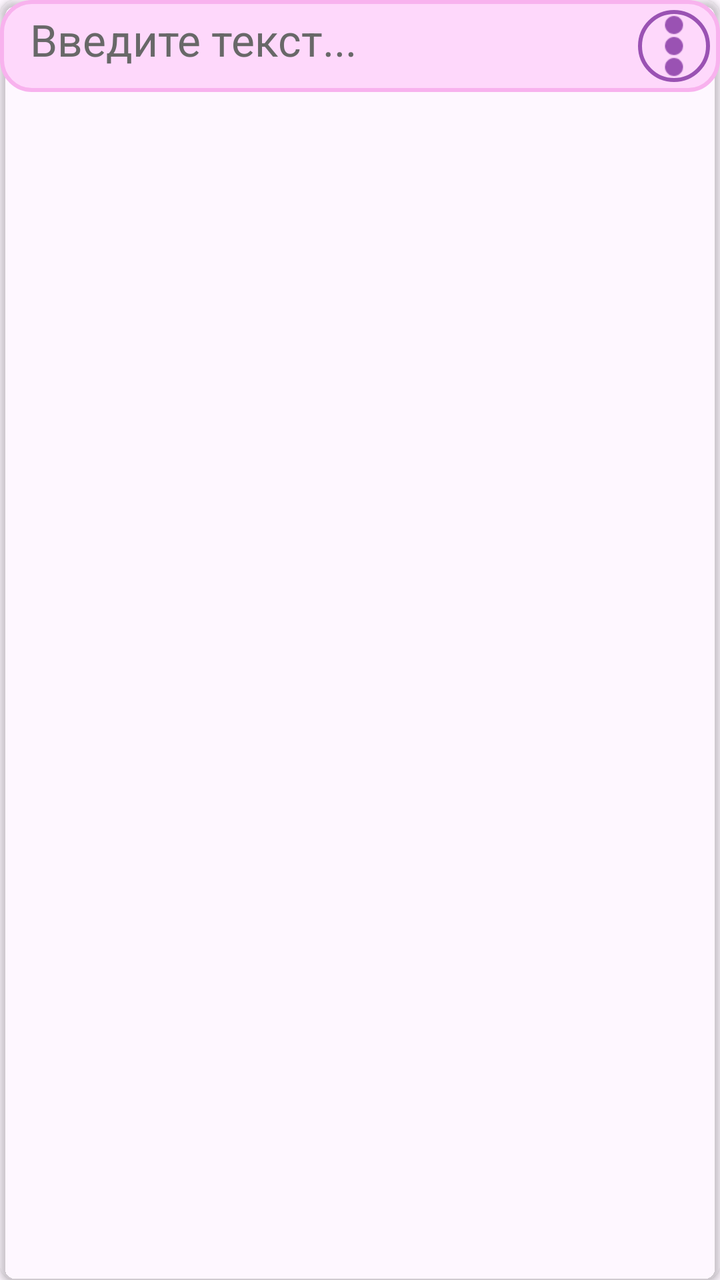
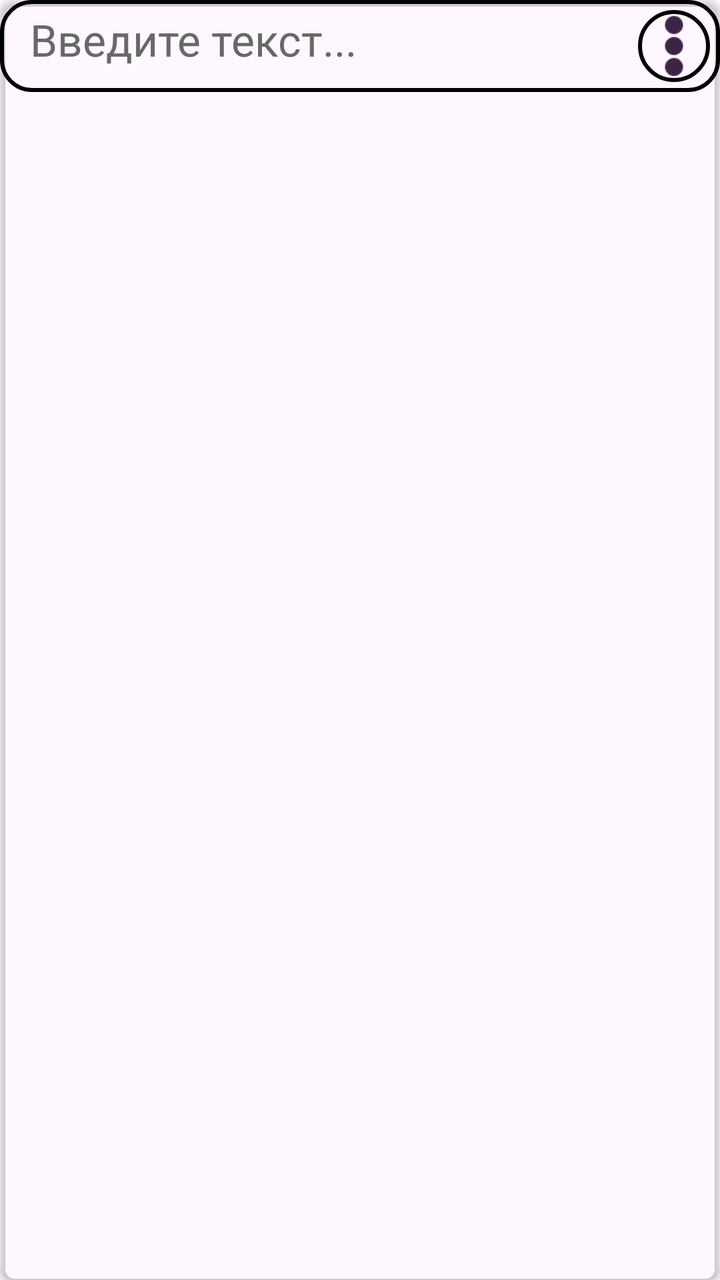

Before-and-after screenshots of an Android layout around one commit, followed by the original layout XML and the change that was made.
<!-- AndroidManifest.xml: application theme Theme.CharaDesk -->
<!-- res/layout/note_single_multy.xml -->
<?xml version="1.0" encoding="utf-8"?>
<androidx.cardview.widget.CardView xmlns:android="http://schemas.android.com/apk/res/android"
    xmlns:app="http://schemas.android.com/apk/res-auto"
    android:layout_width="match_parent"
    android:layout_height="wrap_content"
    android:layout_margin="4dp"
    app:cardCornerRadius="8dp"
    app:cardElevation="2dp"
    android:backgroundTint="@color/transparent">
    <LinearLayout
        android:layout_width="match_parent"
        android:layout_height="wrap_content"
        android:orientation="vertical">
        <include layout="@layout/note_menu" />
        <LinearLayout
            android:layout_width="match_parent"
            android:layout_height="wrap_content"
            android:background="@drawable/rounded_text_sub"
            android:orientation="vertical">
            <LinearLayout
                android:id="@+id/message"
                android:layout_width="match_parent"
                android:layout_height="wrap_content"
                android:orientation="horizontal">
                <EditText
                    android:id="@+id/note_text"
                    android:layout_weight="1"
                    android:layout_width="match_parent"
                    android:layout_height="wrap_content"
                    android:hint="@string/text_hint"
                    android:textColorHint="@color/black_hint"
                    android:textColor="@color/black_title"
                    android:inputType="textMultiLine"
                    android:ellipsize="end"
                    android:textSize="@dimen/NoteText"
                    android:backgroundTint="@color/transparent"
                    android:paddingTop="@dimen/paddingL"
                    android:paddingBottom="@dimen/paddingL"
                    android:paddingRight="@dimen/paddingB"
                    android:paddingLeft="@dimen/paddingB"
                    android:clickable="true" />
                <ImageButton
                    android:id="@+id/note_menu"
                    android:layout_width="36dp"
                    android:layout_height="36dp"
                    android:scaleType="centerCrop"
                    android:onClick="onClickMenu"
                    android:src="@drawable/icon_menu"
                    android:background="@drawable/rounded_buttons"
                    app:tint="@color/CharaIconBorder"
                    android:layout_margin="@dimen/paddingL" />
            </LinearLayout>
        </LinearLayout>
    </LinearLayout>
</androidx.cardview.widget.CardView>
<!-- res/layout/note_menu.xml (included above) -->
<?xml version="1.0" encoding="utf-8"?>
<LinearLayout xmlns:android="http://schemas.android.com/apk/res/android"
    xmlns:app="http://schemas.android.com/apk/res-auto"
    android:id="@+id/button_panel"
    android:layout_width="match_parent"
    android:layout_height="wrap_content"
    android:visibility="gone"
    android:orientation="horizontal">
    <ImageButton
        android:layout_width="36dp"
        android:layout_height="36dp"
        android:scaleType="centerCrop"
        android:onClick="onClickUp"
        android:src="@drawable/icon_up"
        android:background="@drawable/rounded_buttons"
        app:tint="@color/CharaBorder"
        android:layout_margin="@dimen/paddingL"/>
    <ImageButton
        android:layout_width="36dp"
        android:layout_height="36dp"
        android:scaleType="centerCrop"
        android:onClick="onClickDown"
        android:src="@drawable/icon_down"
        android:background="@drawable/rounded_buttons"
        app:tint="@color/CharaBorder"
        android:layout_margin="@dimen/paddingL"/>
    <ImageButton
        android:id="@+id/export_button"
        android:layout_width="36dp"
        android:layout_height="36dp"
        android:scaleType="centerCrop"
        android:onClick="onClickExport"
        android:src="@drawable/icon_export"
        android:background="@drawable/rounded_buttons"
        app:tint="@color/CharaBorder"
        android:layout_margin="@dimen/paddingL"/>
    <View
        android:layout_weight="1"
        android:layout_width="0dp"
        android:layout_height="0dp"
        />
    <ImageButton
        android:layout_width="36dp"
        android:layout_height="36dp"
        android:scaleType="centerCrop"
        android:onClick="onClickDelete"
        android:src="@drawable/icon_delete"
        android:background="@drawable/rounded_buttons"
        app:tint="@color/CharaBorder"
        android:layout_margin="@dimen/paddingL"/>
</LinearLayout>
<!-- resources referenced by this layout -->
<resources>
  <color name="CharaBorder">#9A52B3</color>
  <color name="CharaIconBorder">#9A52B3</color>
  <color name="black_hint">#686868</color>
  <color name="black_title">#3C2447</color>
  <color name="transparent">#00C53143</color>
  <dimen name="NoteText">22sp</dimen>
  <dimen name="paddingB">15dp</dimen>
  <dimen name="paddingL">5dp</dimen>
  <!-- drawable icon_delete: png bitmap (drawable, 1522 bytes) -->
  <!-- drawable icon_down: png bitmap (drawable, 1559 bytes) -->
  <!-- drawable icon_export: png bitmap (drawable, 1292 bytes) -->
  <!-- drawable icon_menu: png bitmap (drawable, 616 bytes) -->
  <!-- drawable icon_up: png bitmap (drawable, 1456 bytes) -->
  <!-- drawable rounded_buttons (drawable) -->
  <?xml version="1.0" encoding="utf-8"?>
  <shape xmlns:android="http://schemas.android.com/apk/res/android">
      <solid android:color="@color/CharaIcon" />
      <stroke
          android:width="2dp"
          android:color="@color/CharaIconBorder" />
      <corners android:radius="5000dp" />
  </shape>
  <!-- drawable rounded_text_sub (drawable) -->
  <?xml version="1.0" encoding="utf-8"?>
  <shape xmlns:android="http://schemas.android.com/apk/res/android">
      <solid android:color="@color/CharaBackgroundSub" />
      <stroke
          android:width="2dp"
      android:color="@color/CharaBorderSub" />
      <corners android:radius="15dp" />
  </shape>
  <string name="text_hint">Введите текст...</string>
  <style name="Theme.CharaDesk" parent="Base.Theme.CharaDesk" />
  <color name="CharaIcon">#FED8FB</color>
  <color name="CharaBackgroundSub">#FED8FB</color>
  <color name="CharaBorderSub">#F8B2EE</color>
  <style name="Base.Theme.CharaDesk" parent="Theme.Material3.DayNight.NoActionBar">
          
          
      </style>
</resources>

<!-- the commit's change to res/layout/note_single_multy.xml (unified diff, before → after) -->
@@ -47,7 +47,7 @@
                     android:onClick="onClickMenu"
                     android:src="@drawable/icon_menu"
                     android:background="@drawable/rounded_buttons"
-                    app:tint="@color/CharaIconBorder"
+                    app:tint="?attr/colorBorder"
                     android:layout_margin="@dimen/paddingL" />
             </LinearLayout>
         </LinearLayout>
@@ -69,7 +69,7 @@
         android:onClick="onClickUp"
         android:src="@drawable/icon_up"
         android:background="@drawable/rounded_buttons"
-        app:tint="@color/CharaBorder"
+        app:tint="?attr/colorBorder"
         android:layout_margin="@dimen/paddingL"/>
     <ImageButton
         android:layout_width="36dp"
@@ -78,7 +78,7 @@
         android:onClick="onClickDown"
         android:src="@drawable/icon_down"
         android:background="@drawable/rounded_buttons"
-        app:tint="@color/CharaBorder"
+        app:tint="?attr/colorBorder"
         android:layout_margin="@dimen/paddingL"/>
     <ImageButton
         android:id="@+id/export_button"
@@ -88,7 +88,7 @@
         android:onClick="onClickExport"
         android:src="@drawable/icon_export"
         android:background="@drawable/rounded_buttons"
-        app:tint="@color/CharaBorder"
+        app:tint="?attr/colorBorder"
         android:layout_margin="@dimen/paddingL"/>
     <View
         android:layout_weight="1"
@@ -102,6 +102,6 @@
         android:onClick="onClickDelete"
         android:src="@drawable/icon_delete"
         android:background="@drawable/rounded_buttons"
-        app:tint="@color/CharaBorder"
+        app:tint="?attr/colorBorder"
         android:layout_margin="@dimen/paddingL"/>
 </LinearLayout>
<!-- resource entries referenced after the edit -->
@@ -1,7 +1,5 @@
 <!-- resources referenced by this layout -->
 <resources>
-  <color name="CharaBorder">#9A52B3</color>
-  <color name="CharaIconBorder">#9A52B3</color>
   <color name="black_hint">#686868</color>
   <color name="black_title">#3C2447</color>
   <color name="transparent">#00C53143</color>
@@ -16,29 +14,25 @@
   <!-- drawable rounded_buttons (drawable) -->
   <?xml version="1.0" encoding="utf-8"?>
   <shape xmlns:android="http://schemas.android.com/apk/res/android">
-      <solid android:color="@color/CharaIcon" />
+      <solid android:color="?attr/colorIcon" />
       <stroke
           android:width="2dp"
-          android:color="@color/CharaIconBorder" />
+          android:color="?attr/colorIconBorder" />
       <corners android:radius="5000dp" />
   </shape>
   <!-- drawable rounded_text_sub (drawable) -->
   <?xml version="1.0" encoding="utf-8"?>
   <shape xmlns:android="http://schemas.android.com/apk/res/android">
-      <solid android:color="@color/CharaBackgroundSub" />
+      <solid android:color="?attr/colorBackgroundSub" />
       <stroke
           android:width="2dp"
-      android:color="@color/CharaBorderSub" />
+      android:color="?attr/colorBorderSub" />
       <corners android:radius="15dp" />
   </shape>
   <string name="text_hint">Введите текст...</string>
   <style name="Theme.CharaDesk" parent="Base.Theme.CharaDesk" />
-  <color name="CharaIcon">#FED8FB</color>
-  <color name="CharaBackgroundSub">#FED8FB</color>
-  <color name="CharaBorderSub">#F8B2EE</color>
   <style name="Base.Theme.CharaDesk" parent="Theme.Material3.DayNight.NoActionBar">
-          
-          
+  
       </style>
 </resources>
 
